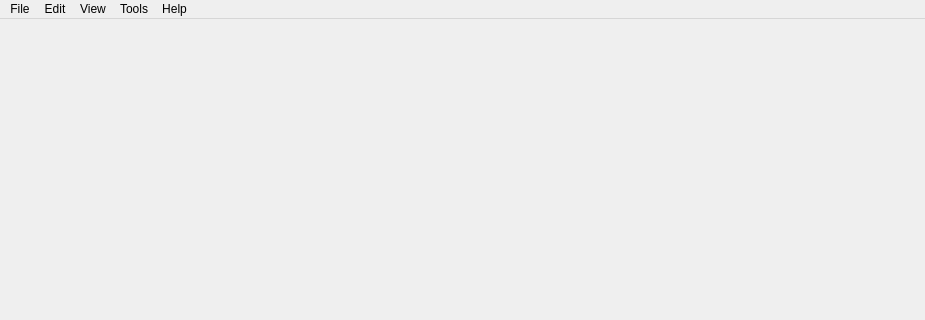
This is BittorrentGUI/mainwindow.ui in ambarishsatheesh/Bittorrent-Client as Qt 5 draws it before an edit; both pictures show x 0 to 925 and y 0 to 320 of the 925 by 739 pixel window. The edited form follows.
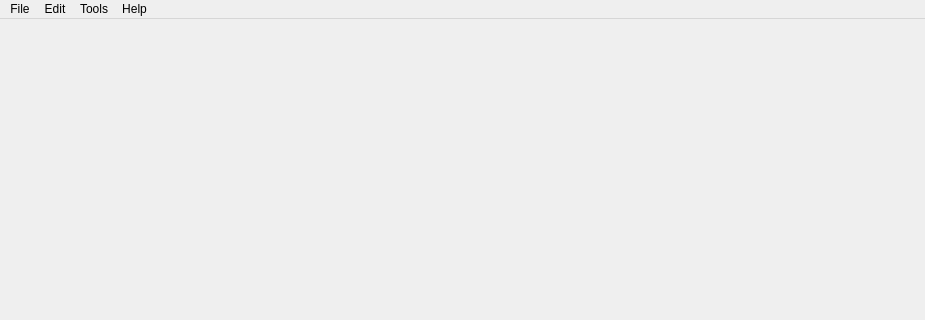
This is the edited form. Icons and pictures are not drawn.

What changed in the file:
```diff
--- a/BittorrentGUI/mainwindow.ui
+++ b/BittorrentGUI/mainwindow.ui
@@ -58,11 +58,6 @@
     </property>
     <addaction name="actionAbout_ioTorrent"/>
    </widget>
-   <widget class="QMenu" name="menuView">
-    <property name="title">
-     <string>View</string>
-    </property>
-   </widget>
    <widget class="QMenu" name="menuTools">
     <property name="title">
      <string>Tools</string>
@@ -73,7 +68,6 @@
    </widget>
    <addaction name="menuFile"/>
    <addaction name="menuEdit"/>
-   <addaction name="menuView"/>
    <addaction name="menuTools"/>
    <addaction name="menuAbout"/>
   </widget>
```
Left out of the diff: 2 changed lines with no effect on the pictures.
